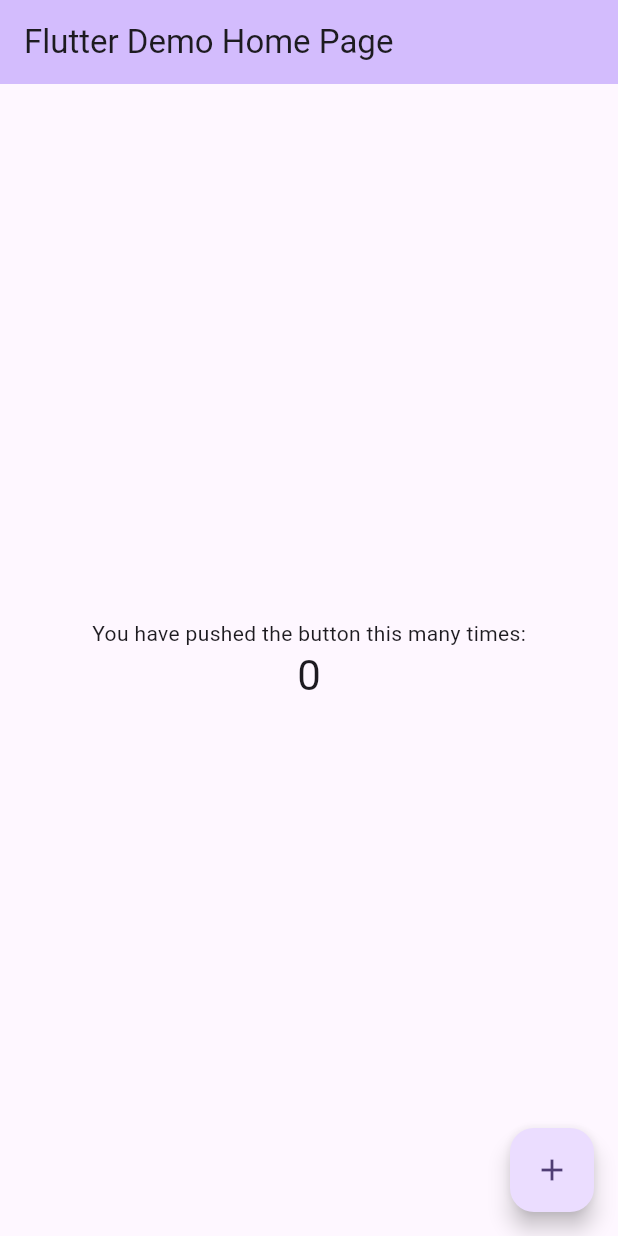
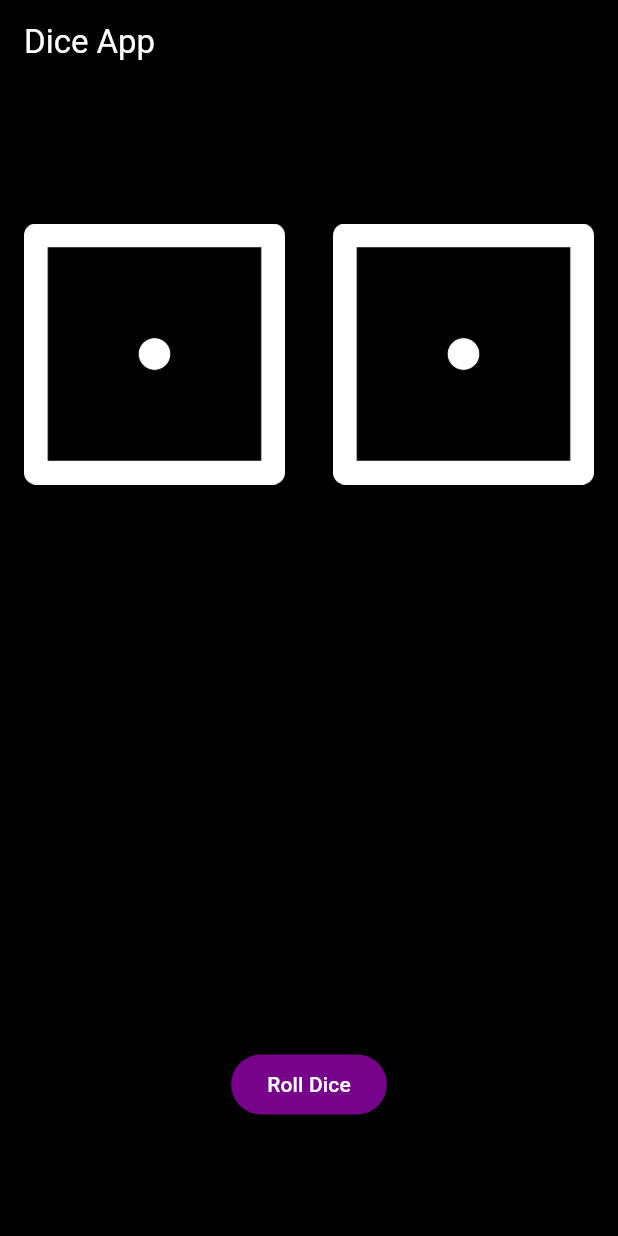
Before and after one commit to Mdjasim64/Interactive-Dice-App-, a Flutter app: the screen it shows after launch, on a phone screen of 412 x 824 dp. Run offline on Flutter 3.47's test engine with Material 3 defaults, Android fonts, the phone set to English and light mode, and no system bars.

Commit message:
complete dice

```diff
--- a/lib/main.dart
+++ b/lib/main.dart
@@ -1,73 +1,19 @@
 import 'package:flutter/material.dart';
+import 'package:new_dice_app/presentation/screens/dice_screen.dart';
 
 void main() {
-  runApp(const MyApp());
+  runApp(
+    MaterialApp(
+      debugShowCheckedModeBanner: false,
+      home: Scaffold(
+        backgroundColor: Colors.black,
+        appBar: AppBar(
+          title: Text('Dice App',
+          style: TextStyle(color: Colors.white),),
+          backgroundColor: Colors.black,
+        ),
+        body: DiceScreen(),
+      ),
+    )
+  );
 }
-
-class MyApp extends StatelessWidget {
-  const MyApp({super.key});
-
-  // This widget is the root of your application.
-  @override
-  Widget build(BuildContext context) {
-    return MaterialApp(
-      title: 'Flutter Demo',
-      theme: ThemeData(
-
-        colorScheme: .fromSeed(seedColor: Colors.deepPurple),
-      ),
-      home: const MyHomePage(title: 'Flutter Demo Home Page'),
-    );
-  }
-}
-
-class MyHomePage extends StatefulWidget {
-  const MyHomePage({super.key, required this.title});
-
-
-  final String title;
-
-  @override
-  State<MyHomePage> createState() => _MyHomePageState();
-}
-
-class _MyHomePageState extends State<MyHomePage> {
-  int _counter = 0;
-
-  void _incrementCounter() {
-    setState(() {
-
-      _counter++;
-    });
-  }
-
-  @override
-  Widget build(BuildContext context) {
-
-    return Scaffold(
-      appBar: AppBar(
-
-        backgroundColor: Theme.of(context).colorScheme.inversePrimary,
-
-        title: Text(widget.title),
-      ),
-      body: Center(
-                child: Column(
-          mainAxisAlignment: .center,
-          children: [
-            const Text('You have pushed the button this many times:'),
-            Text(
-              '$_counter',
-              style: Theme.of(context).textTheme.headlineMedium,
-            ),
-          ],
-        ),
-      ),
-      floatingActionButton: FloatingActionButton(
-        onPressed: _incrementCounter,
-        tooltip: 'Increment',
-        child: const Icon(Icons.add),
-      ),
-    );
-  }
-}
--- /dev/null
+++ b/lib/presentation/screens/dice_screen.dart
@@ -0,0 +1,59 @@
+import 'package:flutter/material.dart';
+import 'dart:math';
+
+class DiceScreen extends StatefulWidget {
+  const DiceScreen({super.key});
+
+  @override
+  State<DiceScreen> createState() => _DiceScreenState();
+}
+
+class _DiceScreenState extends State<DiceScreen> {
+  var leftDiceNo = 1;
+  var rightDiceNo = 1;
+
+  void rollDice() {
+    setState(() {
+      leftDiceNo = Random().nextInt(6) + 1;
+      rightDiceNo = Random().nextInt(6) + 1;
+    });
+  }
+
+  @override
+  Widget build(context) {
+    return Center(
+      child: Column(
+        mainAxisAlignment: MainAxisAlignment.center,
+        children: [
+          Row(
+            children: [
+              Expanded(
+                child: Padding(
+                  padding: const EdgeInsets.all(16.0),
+                  child: Image.asset('images/dice$leftDiceNo.png'),
+                ),
+              ),
+              Expanded(
+                child: Padding(
+                  padding: const EdgeInsets.all(16.0),
+                  child: Image.asset('images/dice$rightDiceNo.png'),
+                ),
+              ),
+            ],
+          ),
+          SizedBox(height: 360),
+          ElevatedButton(
+            style: ElevatedButton.styleFrom(
+              backgroundColor: Color.fromARGB(231, 133, 3, 153),
+              foregroundColor: Colors.white,
+            ),
+            onPressed: () {
+              rollDice();
+            },
+            child: Text('Roll Dice'),
+          ),
+        ],
+      ),
+    );
+  }
+}
--- a/pubspec.yaml
+++ b/pubspec.yaml
@@ -58,8 +58,8 @@ flutter:
   uses-material-design: true
 
   # To add assets to your application, add an assets section, like this:
-  # assets:
-  #   - images/a_dot_burr.jpeg
+  assets:
+     - images/
   #   - images/a_dot_ham.jpeg
 
   # An image asset can refer to one or more resolution-specific "variants", see
```
Also changed, not shown: images/dice1.png (added), images/dice2.png (added), images/dice3.png (added), images/dice4.png (added), images/dice5.png (added), images/dice6.png (added), 2 other files.
